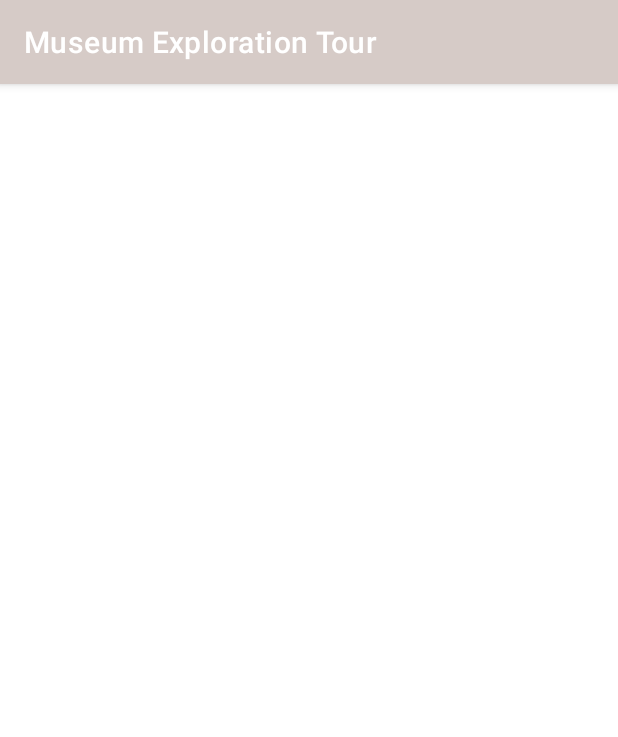
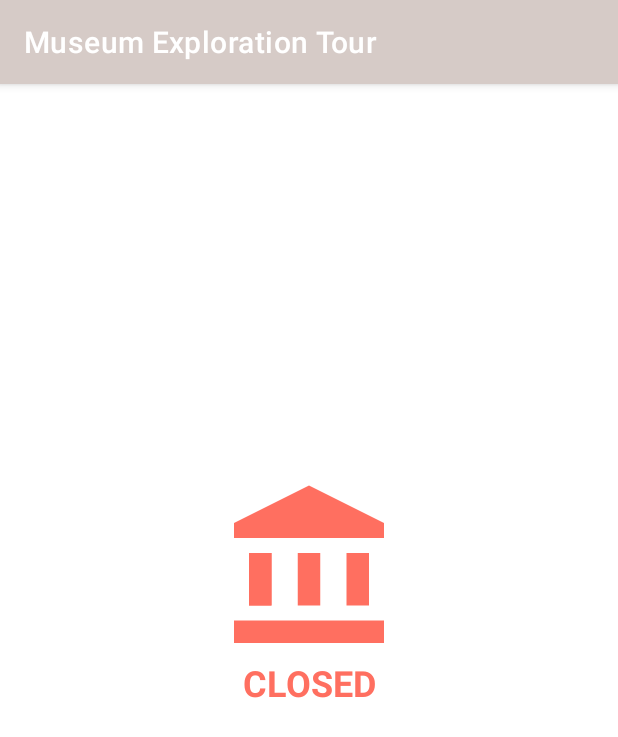
Before and after one commit to duccipopi/MuseumExplorationTour, an Android app: the screen it shows after launch (MainActivity), on a phone screen of 412 x 824 dp. Shown: the top 737 px of the screen. Run offline under Robolectric (Android 15) with nearby library versions, the phone set to English and light mode, and no system bars; our stand-ins replace Room's generated code, data binding; 1 statement that could not run was skipped.

Commit message:
Handling network errors and empty list

```diff
--- a/app/src/main/java/br/duccipopi/met/model/data/MetMuseumDao.kt
+++ b/app/src/main/java/br/duccipopi/met/model/data/MetMuseumDao.kt
@@ -13,6 +13,9 @@ interface MetMuseumDao {
     @Insert(onConflict = OnConflictStrategy.REPLACE)
     fun insert(department: Department)
 
+    @Insert(onConflict = OnConflictStrategy.REPLACE)
+    fun insertAllDepartments(departments: List<Department>)
+
     @Query("SELECT * from DEPARTMENT_TABLE WHERE id = :id")
     fun getDepartment(id: Int): LiveData<Department>
 
@@ -24,6 +27,9 @@ interface MetMuseumDao {
 
     @Insert(onConflict = OnConflictStrategy.REPLACE)
     fun insert(artwork: Artwork)
+
+    @Insert(onConflict = OnConflictStrategy.REPLACE)
+    fun insertAllArtworks(artworks: List<Artwork>)
 
     @Query("SELECT * from ARTWORK_TABLE WHERE id = :id")
     fun getArtwork(id: Int): LiveData<Artwork>
--- a/app/src/main/java/br/duccipopi/met/view/DepartmentFragment.kt
+++ b/app/src/main/java/br/duccipopi/met/view/DepartmentFragment.kt
@@ -42,6 +42,13 @@ class DepartmentFragment : Fragment() {
 
                 binding.loadingIndicator.visibility = View.GONE
                 binding.loadingIndicator.isIndeterminate = false
+
+                viewModel.departments.observe(viewLifecycleOwner, {
+                    val visibility =  if (it.isNullOrEmpty()) View.VISIBLE else View.GONE
+                    binding.emptyIndicatorImage.visibility = visibility
+                    binding.emptyIndicatorText.visibility = visibility
+                })
+
             }
         })
 
--- a/app/src/main/java/br/duccipopi/met/view/GalleryFragment.kt
+++ b/app/src/main/java/br/duccipopi/met/view/GalleryFragment.kt
@@ -50,7 +50,13 @@ class GalleryFragment : Fragment() {
                 binding.galleryList.layoutManager = GridLayoutManager(requireContext(), 2)
                 binding.loadingIndicator.visibility = View.GONE
                 binding.loadingIndicator.isIndeterminate = false
+
+                viewModel.artworks.observe(viewLifecycleOwner, {
+                    binding.emptyIndicator.visibility =
+                        if (it.isNullOrEmpty()) View.VISIBLE else View.GONE
+                })
             }
+
         })
 
         return binding.root
--- /dev/null
+++ b/app/src/main/res/drawable/no_departments_found.xml
@@ -0,0 +1,10 @@
+<vector android:height="120dp" android:tint="@color/secondaryLightColor"
+    android:viewportHeight="24" android:viewportWidth="24"
+    android:width="120dp" xmlns:android="http://schemas.android.com/apk/res/android">
+    <path android:fillColor="@android:color/white" android:pathData="M4,10h3v7h-3z"/>
+    <path android:fillColor="@android:color/white" android:pathData="M10.5,10h3v7h-3z"/>
+    <path android:fillColor="@android:color/white" android:pathData="M2,19h20v3h-20z"/>
+    <path android:fillColor="@android:color/white" android:pathData="M17,10h3v7h-3z"/>
+    <path android:fillColor="@android:color/white" android:pathData="M12,1l-10,5l0,2l20,0l0,-2z"/>
+    <path android:fillColor="@android:color/white" android:pathData="M4,10h3v7h-3z"/>
+</vector>
--- a/app/src/main/res/layout/department_fragment.xml
+++ b/app/src/main/res/layout/department_fragment.xml
@@ -29,5 +29,29 @@
             app:layout_constraintVertical_bias="0.4"
             android:indeterminate="true"
             style="@style/loading_bar" />
+
+        <ImageView
+            android:id="@+id/empty_indicator_image"
+            android:layout_width="wrap_content"
+            android:layout_height="wrap_content"
+            app:layout_constraintTop_toTopOf="parent"
+            app:layout_constraintBottom_toBottomOf="parent"
+            app:layout_constraintStart_toStartOf="parent"
+            app:layout_constraintEnd_toEndOf="parent"
+            app:layout_constraintVertical_bias="0.4"
+            android:visibility="gone"
+            android:contentDescription="@string/no_department_found_description"
+            app:srcCompat="@drawable/no_departments_found" />
+        <TextView
+            android:id="@+id/empty_indicator_text"
+            android:layout_width="wrap_content"
+            android:layout_height="wrap_content"
+            app:layout_constraintTop_toBottomOf="@id/empty_indicator_image"
+            app:layout_constraintStart_toStartOf="parent"
+            app:layout_constraintEnd_toEndOf="parent"
+            android:text="@string/closed_warning"
+            android:visibility="gone"
+            style="@style/warning_text" />
+
     </androidx.constraintlayout.widget.ConstraintLayout>
 </layout>
--- a/app/src/main/res/values/strings.xml
+++ b/app/src/main/res/values/strings.xml
@@ -2,4 +2,6 @@
     <string name="app_name">Museum Exploration Tour</string>
     <string name="unknown">Unknown</string>
     <string name="accessionYear">Accession Year: %s</string>
+    <string name="closed_warning">closed</string>
+    <string name="no_department_found_description">No department found</string>
 </resources>
--- a/app/src/main/res/values/styles.xml
+++ b/app/src/main/res/values/styles.xml
@@ -26,4 +26,11 @@
         <item name="android:scaleX">3</item>
         <item name="android:scaleY">3</item>
     </style>
+
+    <style name="warning_text">
+        <item name="android:textColor">@color/secondaryLightColor</item>
+        <item name="android:textStyle">bold</item>
+        <item name="android:textAllCaps">true</item>
+        <item name="android:textSize">24sp</item>
+    </style>
 </resources>
```
Also changed, not shown: app/src/main/java/br/duccipopi/met/model/Repository.kt (+38 -13 lines), app/src/main/res/drawable/no_artwork_found.xml (added, +10 -0 lines), app/src/main/res/layout/gallery_fragment.xml (+12 -0 lines).
